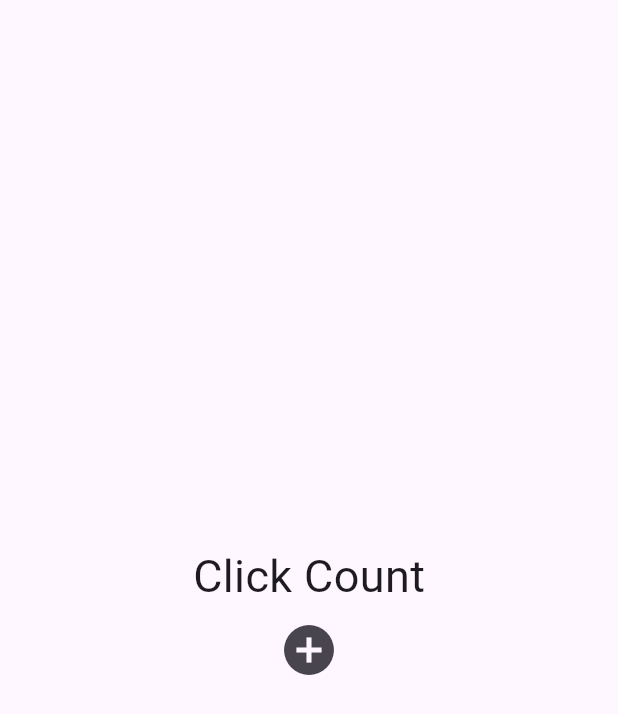
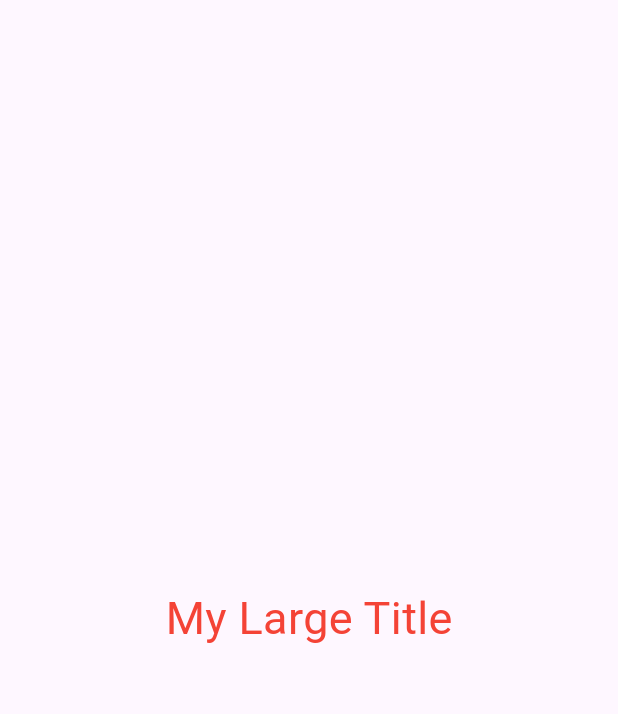
Before and after one commit to heereal/Stateful_Widget, a Flutter app: the screen it shows after launch, on a phone screen of 412 x 824 dp. Shown: the top 714 px of the screen. Run offline on Flutter 3.47's test engine with Material 3 defaults, Android fonts, the phone set to English and light mode, and no system bars.

Commit message:
feat: BuildContext로 theme에 접근

```diff
--- a/lib/main.dart
+++ b/lib/main.dart
@@ -27,26 +27,20 @@ class _MyAppState extends State<MyApp> {
   @override
   Widget build(BuildContext context) {
     return MaterialApp(
-      home: Scaffold(
+      // theme으로 앱의 모든 스타일을 한 곳에서 지정할 수 있음
+      theme: ThemeData(
+        textTheme: const TextTheme(
+          titleLarge: TextStyle(
+            color: Colors.red,
+          ),
+        ),
+      ),
+      home: const Scaffold(
         body: Center(
           child: Column(
             mainAxisAlignment: MainAxisAlignment.center,
             children: [
-              const Text(
-                'Click Count',
-                style: TextStyle(
-                  fontSize: 30,
-                ),
-              ),
-              // collection for
-              for (var num in numbers) Text('$num'),
-              IconButton(
-                onPressed: onClicked,
-                icon: const Icon(
-                  Icons.add_circle,
-                ),
-                iconSize: 40,
-              ),
+              MyLargeTitle(),
             ],
           ),
         ),
@@ -54,3 +48,22 @@ class _MyAppState extends State<MyApp> {
     );
   }
 }
+
+class MyLargeTitle extends StatelessWidget {
+  const MyLargeTitle({
+    super.key,
+  });
+
+  @override
+  // context는 위젯 트리의 모든 부모 요소들에 대한 정보를 담고 있음
+  Widget build(BuildContext context) {
+    return Text(
+      'My Large Title',
+      style: TextStyle(
+        fontSize: 30,
+        // context를 통해 부모 위젯의 Theme에 접근
+        color: Theme.of(context).textTheme.titleLarge?.color,
+      ),
+    );
+  }
+}
```
